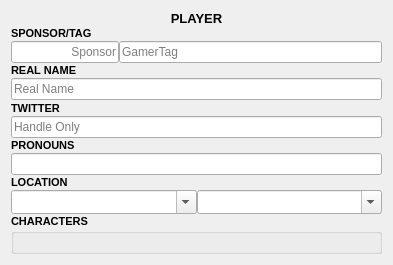
Qt form src/layout/TSHScoreboardPlayer.ui (joaorb64/TournamentStreamHelper) before a commit.
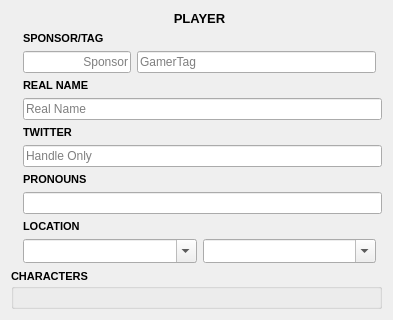
The same form after that commit.

Commit message: Fix set tournament button error

```diff
--- a/src/layout/TSHScoreboardPlayer.ui
+++ b/src/layout/TSHScoreboardPlayer.ui
@@ -7,7 +7,7 @@
     <x>0</x>
     <y>0</y>
     <width>393</width>
-    <height>265</height>
+    <height>267</height>
    </rect>
   </property>
   <property name="sizePolicy">
@@ -28,9 +28,6 @@
    <locale language="English" country="UnitedStates"/>
   </property>
   <layout class="QGridLayout" name="gridLayout">
-   <property name="spacing">
-    <number>0</number>
-   </property>
    <item row="5" column="2" colspan="2">
     <widget class="QLineEdit" name="real_name">
      <property name="font">
@@ -45,9 +42,6 @@
    </item>
    <item row="12" column="2">
     <layout class="QHBoxLayout" name="horizontalLayout_2">
-     <property name="spacing">
-      <number>0</number>
-     </property>
      <item>
       <widget class="QComboBox" name="country">
        <property name="sizePolicy">
@@ -176,11 +170,7 @@
      <property name="title">
       <string>CHARACTERS</string>
      </property>
-     <layout class="QVBoxLayout" name="verticalLayout">
-      <property name="spacing">
-       <number>0</number>
-      </property>
-     </layout>
+     <layout class="QVBoxLayout" name="verticalLayout"/>
     </widget>
    </item>
    <item row="4" column="2">
```
The commit also changes 6 other files.
